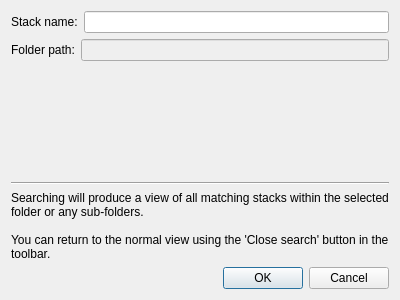
The window that search.ui (sjg20/paperman) describes before a commit, drawn with Qt 5.
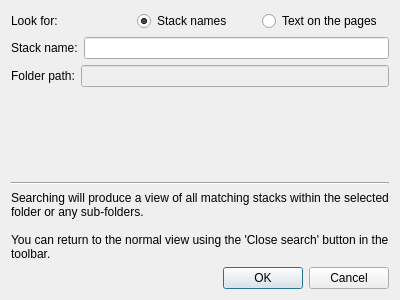
The same window after the commit.

Commit message:
Search for text on the stacks' pages from the desktop
The desktop's folder search only looks at stack names, so there is no
way to find a stack by what is written on it.

Add a choice in the search dialog to look for text on the pages. The
index at the top of the repository is brought up to date for the folder
being searched, then the stacks with all the words are shown, best
first, as the folder search shows its results, each turned to the page
which best matches. The last word may be the start of a word.

```diff
--- a/search.ui
+++ b/search.ui
@@ -14,6 +14,44 @@
    <string>Search folders for stack</string>
   </property>
   <layout class="QVBoxLayout" name="verticalLayout">
+   <item>
+    <layout class="QHBoxLayout" name="horizontalLayout_3">
+     <item>
+      <widget class="QLabel" name="label_4">
+       <property name="text">
+        <string>Look for:</string>
+       </property>
+      </widget>
+     </item>
+     <item>
+      <widget class="QRadioButton" name="byName">
+       <property name="text">
+        <string>Stack names</string>
+       </property>
+       <property name="checked">
+        <bool>true</bool>
+       </property>
+      </widget>
+     </item>
+     <item>
+      <widget class="QRadioButton" name="byText">
+       <property name="toolTip">
+        <string>Look for words in the text read from the stacks' pages (OCR)</string>
+       </property>
+       <property name="text">
+        <string>Text on the pages</string>
+       </property>
+      </widget>
+     </item>
+     <item>
+      <spacer name="horizontalSpacer">
+       <property name="orientation">
+        <enum>Qt::Horizontal</enum>
+       </property>
+      </spacer>
+     </item>
+    </layout>
+   </item>
    <item>
     <layout class="QHBoxLayout" name="horizontalLayout">
      <item>
```
The commit also changes 6 other files.
